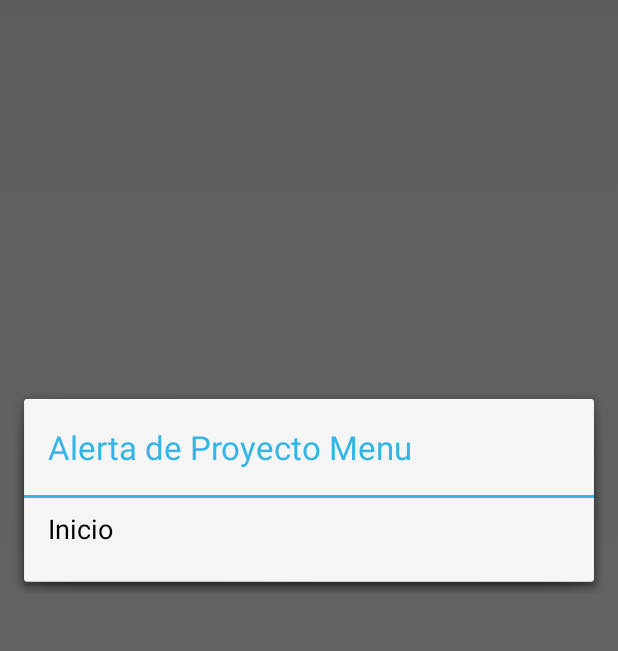
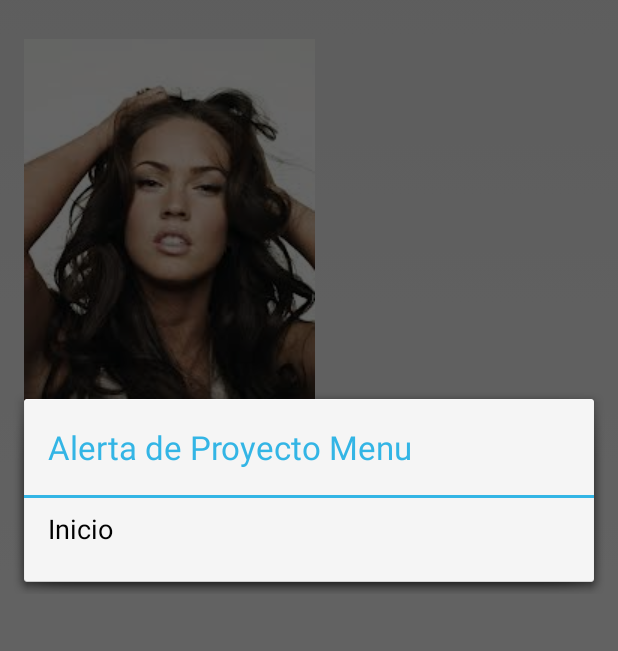
Before and after one commit to yiperu/ProyectoMenuBasicoAndroid, an Android app: the screen it shows after launch (MainActivity), in the options menu, after a tap on "Inicio", on a phone screen of 412 x 824 dp, the part 127-778 px from its top. Run offline under Robolectric (Android 15) with nearby library versions, the phone set to English and light mode, and no system bars.

Commit message:
Agregamos un archivo de imagen, lo adicionamos programaticamente y actualizamos al proyecto

```diff
--- a/ProyectoMenuBasicoAndroidProject/ProyectoMenuBasicoAndroid/src/main/java/com/apps4s/proyectomenubasicoandroid/MainActivity.java
+++ b/ProyectoMenuBasicoAndroidProject/ProyectoMenuBasicoAndroid/src/main/java/com/apps4s/proyectomenubasicoandroid/MainActivity.java
@@ -6,6 +6,7 @@ import android.os.Bundle;
 import android.app.Activity;
 import android.view.Menu;
 import android.view.MenuItem;
+import android.widget.ImageView;
 
 public class MainActivity extends Activity {
 
@@ -13,6 +14,9 @@ public class MainActivity extends Activity {
     protected void onCreate(Bundle savedInstanceState) {
         super.onCreate(savedInstanceState);
         setContentView(R.layout.activity_main);
+
+        ImageView foto = (ImageView) findViewById(R.id.foto);
+        foto.setImageResource(R.drawable.megan);
     }
 
 
--- a/ProyectoMenuBasicoAndroidProject/ProyectoMenuBasicoAndroid/src/main/res/layout/activity_main.xml
+++ b/ProyectoMenuBasicoAndroidProject/ProyectoMenuBasicoAndroid/src/main/res/layout/activity_main.xml
@@ -11,6 +11,15 @@
     <TextView
         android:layout_width="wrap_content"
         android:layout_height="wrap_content"
-        android:text="@string/hello_world" />
+        android:text="@string/hello_world"
+        android:id="@+id/textView" />
+
+    <ImageView
+        android:layout_width="wrap_content"
+        android:layout_height="wrap_content"
+        android:id="@+id/foto"
+        android:layout_below="@+id/textView"
+        android:layout_alignLeft="@+id/textView"
+        android:layout_marginTop="27dp" />
 
 </RelativeLayout>
```
Also changed, not shown: ProyectoMenuBasicoAndroidProject/ProyectoMenuBasicoAndroid/src/main/res/drawable-mdpi/megan.jpg (added).
